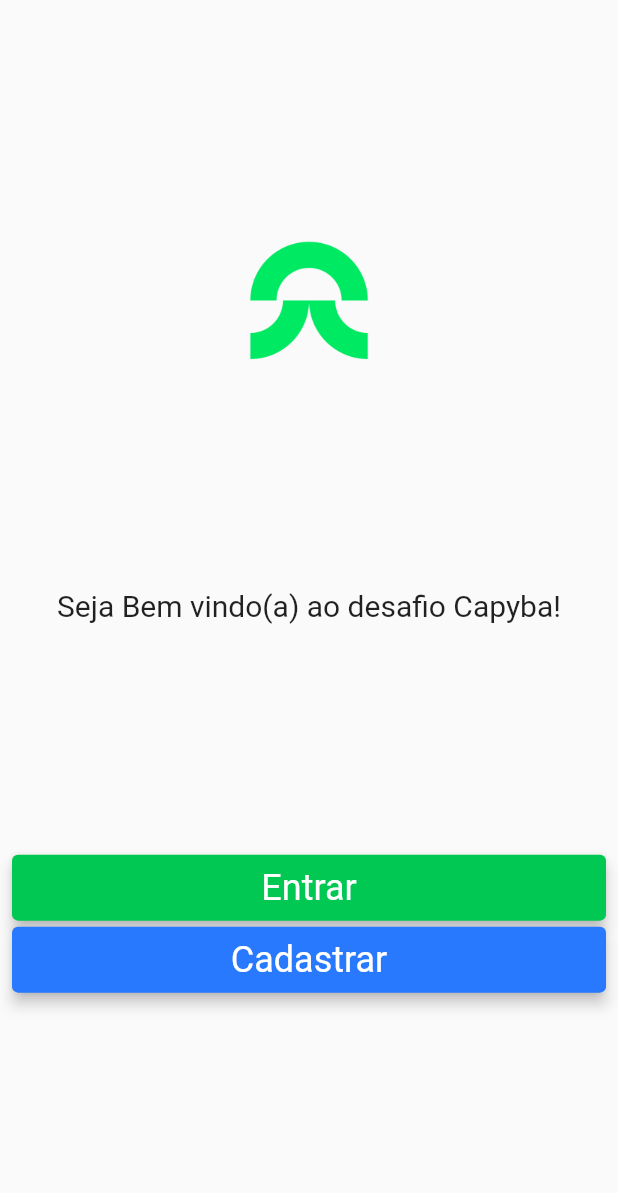
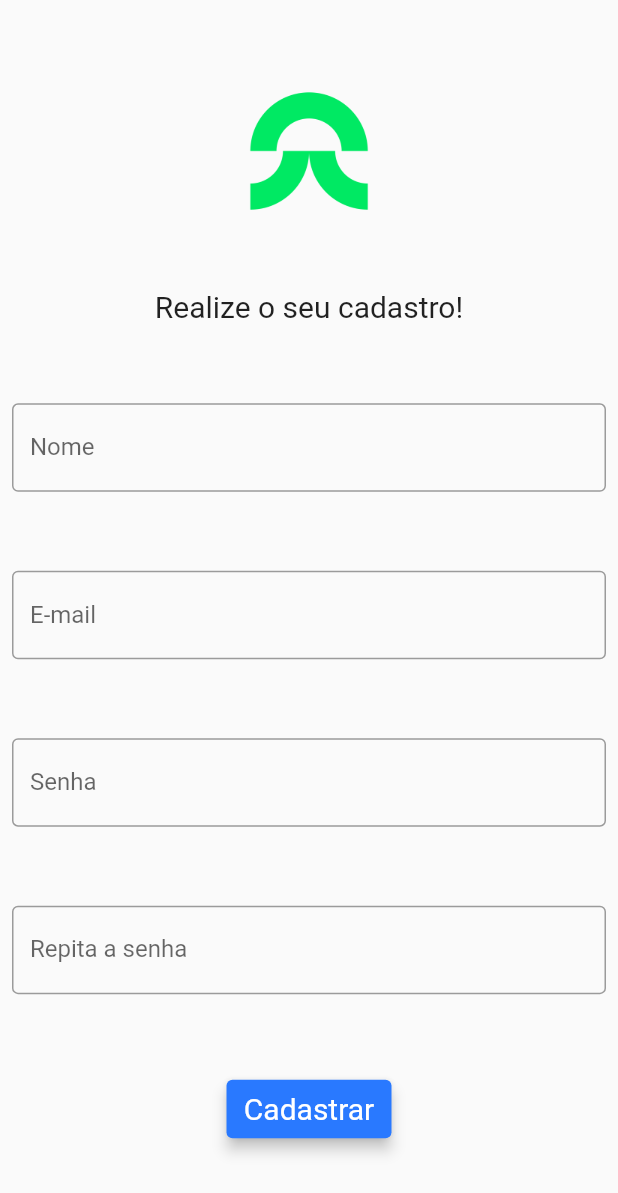
Before and after one commit to Giovaniavs/Capyba_Challenge, a Flutter app: the screen it shows after launch, after a tap on "Cadastrar", on a phone screen of 412 x 824 dp. Shown: the top 1193 px of the screen. Run offline on Flutter 3.47's test engine with Material 2 defaults, Android fonts, the light colour scheme and no system bars.

Commit message:
Feature(registerPage): created a new page called registerPage

```diff
--- a/lib/components/inputComponent.dart
+++ b/lib/components/inputComponent.dart
@@ -2,11 +2,13 @@ import 'package:flutter/material.dart';
 
 class InputComponent extends StatelessWidget {
   final String typeOfInput;
+  final String label;
   final Function onChanged;
 
   InputComponent({
     Key key,
     this.typeOfInput,
+    this.label,
     this.onChanged,
   }) : super(key: key);
 
@@ -14,12 +16,12 @@ class InputComponent extends StatelessWidget {
   Widget build(BuildContext context) {
     return TextField(
       onChanged: this.onChanged,
-      obscureText: this.typeOfInput == 'Senha' ? (true) : (false),
+      obscureText: this.typeOfInput == 'Password' ? (true) : (false),
       keyboardType: this.typeOfInput == 'Email'
           ? (TextInputType.emailAddress)
           : (TextInputType.text),
       decoration: InputDecoration(
-        labelText: this.typeOfInput,
+        labelText: this.label,
         border: OutlineInputBorder(),
       ),
     );
--- a/lib/main.dart
+++ b/lib/main.dart
@@ -1,5 +1,6 @@
 import 'package:flutter/material.dart';
 
+import 'package:capyba_challenge/pages/registerPage.dart';
 import 'package:capyba_challenge/pages/landingPage.dart';
 import 'package:capyba_challenge/pages/loginPage.dart';
 import 'package:capyba_challenge/pages/homePage.dart';
@@ -20,7 +21,7 @@ class MyApp extends StatelessWidget {
       routes: {
         '/': (context) => LandingPage(),
         '/login': (context) => LoginPage(),
-        // '/register': (context) => RegisterPage(),
+        '/register': (context) => RegisterPage(),
         '/home': (context) => HomePage(),
       },
     );
--- a/lib/pages/loginPage.dart
+++ b/lib/pages/registerPage.dart
@@ -1,16 +1,18 @@
 import 'package:flutter/material.dart';
 
+import 'package:capyba_challenge/components/inputComponent.dart';
 import 'package:capyba_challenge/components/buttonComponent.dart';
-import 'package:capyba_challenge/components/inputComponent.dart';
 
-class LoginPage extends StatefulWidget {
+class RegisterPage extends StatefulWidget {
   @override
-  _LoginPageState createState() => _LoginPageState();
+  _RegisterPage createState() => _RegisterPage();
 }
 
-class _LoginPageState extends State<LoginPage> {
+class _RegisterPage extends State<RegisterPage> {
+  String name = '';
   String email = '';
   String password = '';
+  String repeatPassword = '';
 
   @override
   Widget build(BuildContext context) {
@@ -22,37 +24,48 @@ class _LoginPageState extends State<LoginPage> {
             child: Padding(
               padding: const EdgeInsets.all(8.0),
               child: Column(
-                mainAxisAlignment: MainAxisAlignment.center,
+                mainAxisAlignment: MainAxisAlignment.spaceEvenly,
                 children: [
                   Image.asset('lib/assets/images/capyba_logo.png',
                       width: 80, height: 80),
-                  SizedBox(
-                    height: 80,
+                  Text(
+                    'Realize o seu cadastro!',
+                    style: TextStyle(fontSize: 20),
+                  ),
+                  InputComponent(
+                    typeOfInput: 'Name',
+                    label: 'Nome',
+                    onChanged: (namelValue) {
+                      name = namelValue;
+                      print(name);
+                    },
                   ),
                   InputComponent(
                     typeOfInput: 'Email',
+                    label: 'E-mail',
                     onChanged: (emailValue) {
                       email = emailValue;
                     },
                   ),
-                  SizedBox(
-                    height: 10,
-                  ),
                   InputComponent(
-                    typeOfInput: 'Senha',
+                    typeOfInput: 'Password',
+                    label: 'Senha',
                     onChanged: (passwordValue) {
-                      print(passwordValue);
                       password = passwordValue;
                     },
                   ),
-                  SizedBox(
-                    height: 20,
+                  InputComponent(
+                    typeOfInput: 'Password',
+                    label: 'Repita a senha',
+                    onChanged: (repeatPasswordValue) {
+                      repeatPassword = repeatPasswordValue;
+                    },
                   ),
                   ButtonComponent(
-                    width: 90,
-                    title: 'Entrar',
-                    fontSize: 18,
-                    backgroundColor: Colors.greenAccent.shade700,
+                    width: 110,
+                    title: 'Cadastrar',
+                    fontSize: 20,
+                    backgroundColor: Colors.blueAccent.shade400,
                     onPressed: () {
                       Navigator.of(context).pushReplacementNamed('/home');
                     },
```
